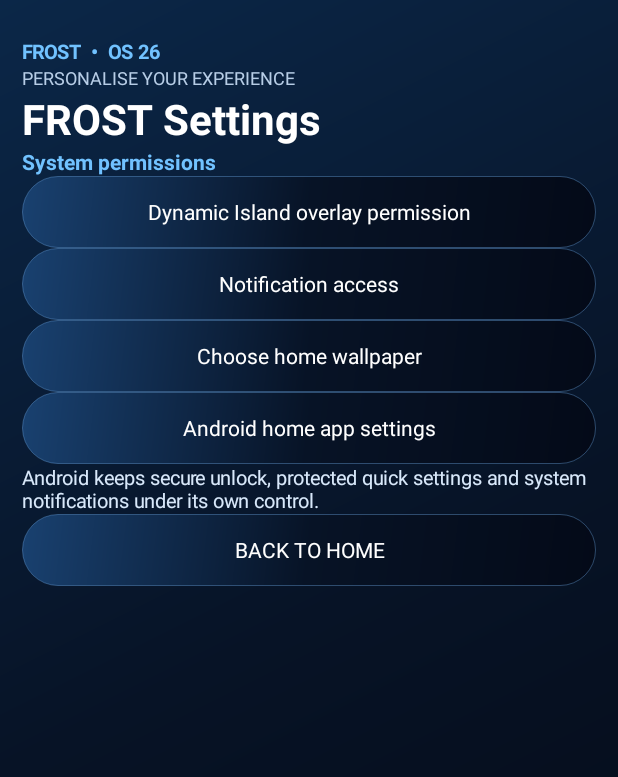
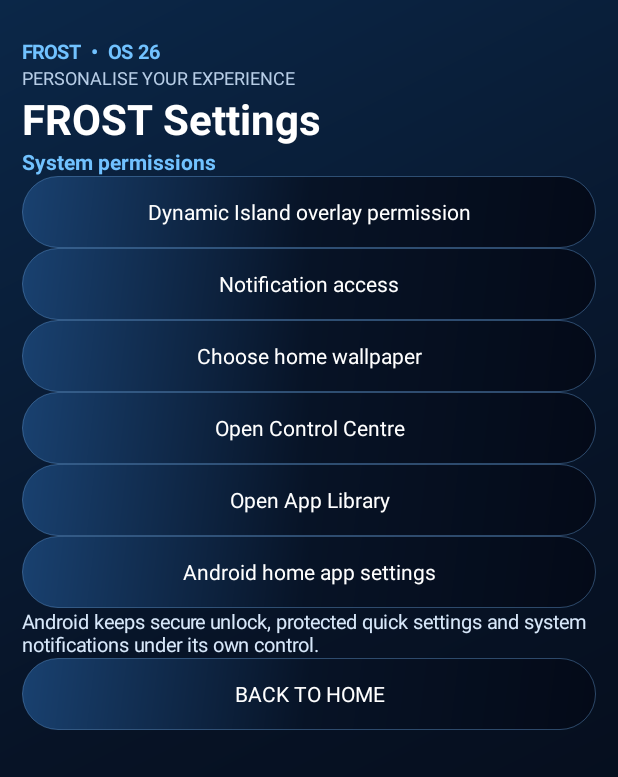
Before and after one commit to vince551/Frost-os-26, an Android app: the screen it shows after launch (MainActivity), after a tap on an icon or button, on a phone screen of 412 x 824 dp. Shown: the top 777 px of the screen. Run offline under Robolectric (Android 15) with nearby library versions, the phone set to English and light mode, and no system bars.

Commit message:
Refine FROST Liquid Glass layout and four-column grids

```diff
--- a/app/src/main/java/com/vince/frostos/MainActivity.java
+++ b/app/src/main/java/com/vince/frostos/MainActivity.java
@@ -85,6 +85,15 @@ public class MainActivity extends Activity {
         return d;
     }
 
+    private GradientDrawable glassSurface(int stroke, int radius) {
+        GradientDrawable d = new GradientDrawable(
+            GradientDrawable.Orientation.TL_BR,
+            new int[]{0xDD173B60, 0xCC0B1D35, 0xDD061326});
+        d.setCornerRadius(radius);
+        d.setStroke(1, stroke);
+        return d;
+    }
+
     private TextView text(String value, int size, int color, boolean bold) {
         TextView t = new TextView(this);
         t.setText(value);
@@ -135,7 +144,8 @@ public class MainActivity extends Activity {
         widget.setOrientation(LinearLayout.VERTICAL);
         widget.setPadding(20, 20, 20, 20);
         widget.setGravity(Gravity.CENTER);
-        widget.setBackground(gradient(0x887DBEFF));
+        widget.setBackground(glassSurface(0x997DBEFF, 34));
+        widget.setElevation(10f);
         TextView clock = text("", 58, white, false);
         clock.setId(1001);
         clock.setGravity(Gravity.CENTER);
@@ -154,7 +164,7 @@ public class MainActivity extends Activity {
         root.addView(section, sh);
 
         GridLayout grid = new GridLayout(this);
-        grid.setColumnCount(3);
+        grid.setColumnCount(4);
         String[] labels = {"Phone", "Messages", "Camera", "Photos", "Settings", "Calendar"};
         String[] glyphs = {"☎", "✉", "◉", "▧", "⚙", "▦"};
         String[] actions = {"phone", "sms", "camera", "photos", "settings", "calendar"};
@@ -181,7 +191,8 @@ public class MainActivity extends Activity {
         LinearLayout dock = new LinearLayout(this);
         dock.setGravity(Gravity.CENTER);
         dock.setPadding(6, 8, 6, 8);
-        dock.setBackground(gradient(0x667DBEFF));
+        dock.setBackground(glassSurface(0x887DBEFF, 30));
+        dock.setElevation(12f);
         dock.addView(dockItem("Apps", "▦", this::showDrawer));
         dock.addView(dockItem("Controls", "☷", this::showControlCentre));
         dock.addView(dockItem("Wallpaper", "◈", this::chooseWallpaper));
@@ -200,7 +211,8 @@ public class MainActivity extends Activity {
         icon.setGravity(Gravity.CENTER);
         GradientDrawable iconBg = new GradientDrawable(GradientDrawable.Orientation.TL_BR,
             new int[]{0xFF27649B, 0xFF102D50});
-        iconBg.setCornerRadius(22);
+        iconBg.setCornerRadius(20);
+        iconBg.setAlpha(238);
         iconBg.setStroke(1, 0x667DBEFF);
         icon.setBackground(iconBg);
         tile.addView(icon, new LinearLayout.LayoutParams(62, 62));
@@ -517,6 +529,8 @@ public class MainActivity extends Activity {
         root.addView(button("Dynamic Island overlay permission", this::requestIslandOverlay));
         root.addView(button("Notification access", () -> openSettings(Settings.ACTION_NOTIFICATION_LISTENER_SETTINGS)));
         root.addView(button("Choose home wallpaper", this::chooseWallpaper));
+        root.addView(button("Open Control Centre", this::showControlCentre));
+        root.addView(button("Open App Library", this::showDrawer));
         root.addView(button("Android home app settings", () -> openSettings(Settings.ACTION_HOME_SETTINGS)));
         root.addView(text("Android keeps secure unlock, protected quick settings and system notifications under its own control.", 13, 0xFFD8E8FA, false));
         root.addView(button("BACK TO HOME", this::showHome));
@@ -536,13 +550,13 @@ public class MainActivity extends Activity {
         search.setHintTextColor(0xFF9CB6D2);
         search.setHint("Search apps");
         search.setPadding(18, 8, 18, 8);
-        search.setBackground(gradient(0x667DBEFF));
+        search.setBackground(glassSurface(0x667DBEFF, 24));
         LinearLayout.LayoutParams sp = new LinearLayout.LayoutParams(-1, 52);
         sp.topMargin = 12;
         root.addView(search, sp);
         ScrollView scroll = new ScrollView(this);
         GridLayout grid = new GridLayout(this);
-        grid.setColumnCount(3);
+        grid.setColumnCount(4);
         scroll.addView(grid);
         populateAppGrid(grid, "");
         search.addTextChangedListener(new TextWatcher() {
@@ -597,6 +611,10 @@ public class MainActivity extends Activity {
             catch (Exception e) { showDrawer(); }
         } else if ("settings".equals(key)) openSettings(Settings.ACTION_SETTINGS);
         else if ("calendar".equals(key)) openFirstApp("calendar");
+        else if ("browser".equals(key)) {
+            try { startActivity(new Intent(Intent.ACTION_VIEW, Uri.parse("https://www.google.com"))); }
+            catch (Exception e) { showDrawer(); }
+        }
         else if ("photos".equals(key)) openFirstApp("gallery");
     }
 
```
